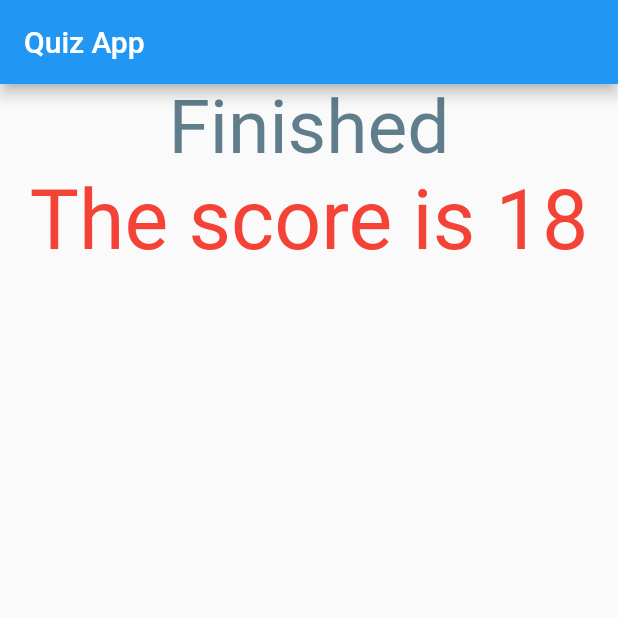
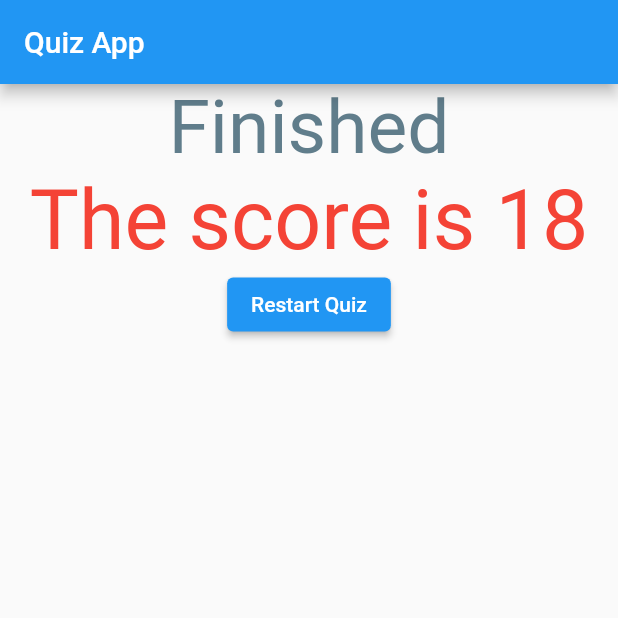
Before and after one commit to enchele01/FlutterQuizApp, a Flutter app: the screen it shows after launch, after a tap on "blue", after a tap on "lionile", after a tap on "tiguan", on a phone screen of 412 x 824 dp, the top half of it. Run offline on Flutter 3.47's test engine with Material 2 defaults, Android fonts, the phone set to English and light mode, and no system bars.

Commit message:
added a reset quiz at the end of the quiz

```diff
--- a/lib/main.dart
+++ b/lib/main.dart
@@ -51,6 +51,13 @@ class _MyAppState extends State<MyApp> {
     print(_questionIndex);
   }
 
+  void _resetQuiz() {
+    _totalScore = 0;
+    setState(() {
+      _questionIndex = 0;
+    });
+  }
+
   @override
   Widget build(BuildContext context) {
     return MaterialApp(
@@ -64,7 +71,7 @@ class _MyAppState extends State<MyApp> {
                   questionIndex: _questionIndex,
                   questions: _questions,
                 )
-              : Result(_totalScore)),
+              : Result(_totalScore, _resetQuiz)),
     );
   }
 }
--- a/lib/result.dart
+++ b/lib/result.dart
@@ -2,7 +2,10 @@ import 'package:flutter/material.dart';
 
 class Result extends StatelessWidget {
   final int totalScore;
-  Result(this.totalScore);
+
+  final VoidCallback restartHandler;
+
+  Result(this.totalScore, this.restartHandler);
 
   String get resultPhrase {
     return "The score is $totalScore";
@@ -26,7 +29,11 @@ class Result extends StatelessWidget {
               fontSize: 55,
               color: Colors.red,
             ),
-          )
+          ),
+          ElevatedButton(
+            onPressed: restartHandler,
+            child: Text("Restart Quiz"),
+          ),
         ],
       ),
     );
```
